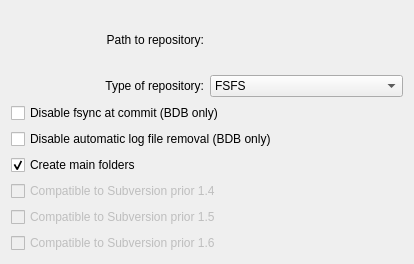
First picture: the form in src/svnfrontend/createrepo_dlg.ui, repository KDE/kdesvn, before the edit.
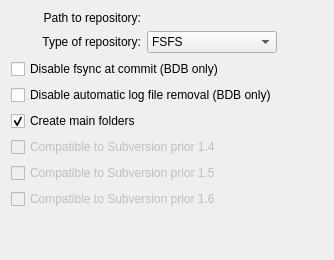
Second picture: the form after the edit. Custom widgets are drawn as their Qt base class.

Commit message: No functional changes, just some layout fixes so they're at least usable (don't collapse, don't expand anywhere)

Diff of the .ui file:
```diff
--- a/src/svnfrontend/createrepo_dlg.ui
+++ b/src/svnfrontend/createrepo_dlg.ui
@@ -2,31 +2,23 @@
 <ui version="4.0">
  <class>CreateRepo_Dlg</class>
  <widget class="QWidget" name="CreateRepo_Dlg">
-  <property name="geometry">
-   <rect>
-    <x>0</x>
-    <y>0</y>
-    <width>414</width>
-    <height>264</height>
-   </rect>
-  </property>
   <property name="windowTitle">
    <string>Create new repository</string>
   </property>
-  <layout class="QVBoxLayout" name="verticalLayout">
-   <item>
-    <layout class="QGridLayout">
-     <item row="1" column="0">
-      <widget class="QLabel" name="textLabel2">
-       <property name="text">
-        <string>Type of repository:</string>
-       </property>
-       <property name="alignment">
-        <set>Qt::AlignRight|Qt::AlignTrailing|Qt::AlignVCenter</set>
-       </property>
-       <property name="wordWrap">
+  <layout class="QGridLayout" name="gridLayout_2">
+   <item row="0" column="0">
+    <layout class="QGridLayout" name="gridLayout">
+     <item row="7" column="0" colspan="2">
+      <widget class="QCheckBox" name="m_svn15compat">
+       <property name="enabled">
         <bool>false</bool>
        </property>
+       <property name="toolTip">
+        <string>Is created repository compatible to Subversion prior 1.6</string>
+       </property>
+       <property name="text">
+        <string>Compatible to Subversion prior 1.6</string>
+       </property>
       </widget>
      </item>
      <item row="1" column="1">
@@ -49,35 +41,7 @@
        </item>
       </widget>
      </item>
-     <item row="0" column="1">
-      <widget class="KUrlRequester" name="m_ReposPathinput"/>
-     </item>
-     <item row="0" column="0">
-      <widget class="QLabel" name="textLabel1">
-       <property name="text">
-        <string>Path to repository:</string>
-       </property>
-       <property name="alignment">
-        <set>Qt::AlignRight|Qt::AlignTrailing|Qt::AlignVCenter</set>
-       </property>
-       <property name="wordWrap">
-        <bool>false</bool>
-       </property>
-      </widget>
-     </item>
-    </layout>
-   </item>
-   <item>
-    <widget class="QCheckBox" name="m_DisableFsync">
-     <property name="text">
-      <string>Disable fsync at commit (BDB only)</string>
-     </property>
-     <property name="shortcut">
-      <string/>
-     </property>
-    </widget>
-   </item>
-   <item>
+     <item row="3" column="0" colspan="2">
     <widget class="QCheckBox" name="m_LogKeep">
      <property name="text">
       <string>Disable automatic log file removal (BDB only)</string>
@@ -87,7 +51,23 @@
      </property>
     </widget>
    </item>
-   <item>
+     <item row="6" column="0" colspan="2">
+      <widget class="QCheckBox" name="m_svn14compat">
+       <property name="enabled">
+        <bool>false</bool>
+       </property>
+       <property name="toolTip">
+        <string>Is created repository compatible to Subversion prior 1.5</string>
+       </property>
+       <property name="whatsThis">
+        <string>If set, the repository created will compatible to Subversion prior 1.5. This is only useful when svnqt is running with Subversion 1.5 or above.</string>
+       </property>
+       <property name="text">
+        <string>Compatible to Subversion prior 1.5</string>
+       </property>
+      </widget>
+     </item>
+     <item row="4" column="0" colspan="2">
     <widget class="QCheckBox" name="m_CreateMainDirs">
      <property name="toolTip">
       <string>Create trunk, tags and branches folders</string>
@@ -106,7 +86,30 @@
      </property>
     </widget>
    </item>
-   <item>
+     <item row="0" column="0">
+      <widget class="QLabel" name="textLabel1">
+       <property name="text">
+        <string>Path to repository:</string>
+       </property>
+       <property name="alignment">
+        <set>Qt::AlignRight|Qt::AlignTrailing|Qt::AlignVCenter</set>
+       </property>
+       <property name="wordWrap">
+        <bool>false</bool>
+       </property>
+      </widget>
+     </item>
+     <item row="2" column="0" colspan="2">
+      <widget class="QCheckBox" name="m_DisableFsync">
+       <property name="text">
+        <string>Disable fsync at commit (BDB only)</string>
+       </property>
+       <property name="shortcut">
+        <string/>
+       </property>
+      </widget>
+     </item>
+     <item row="5" column="0" colspan="2">
     <widget class="QCheckBox" name="m_svn13compat">
      <property name="enabled">
       <bool>false</bool>
@@ -125,34 +128,49 @@
      </property>
     </widget>
    </item>
-   <item>
-    <widget class="QCheckBox" name="m_svn14compat">
-     <property name="enabled">
-      <bool>false</bool>
-     </property>
-     <property name="toolTip">
-      <string>Is created repository compatible to Subversion prior 1.5</string>
-     </property>
-     <property name="whatsThis">
-      <string>If set, the repository created will compatible to Subversion prior 1.5. This is only useful when svnqt is running with Subversion 1.5 or above.</string>
-     </property>
-     <property name="text">
-      <string>Compatible to Subversion prior 1.5</string>
-     </property>
-    </widget>
-   </item>
-   <item>
-    <widget class="QCheckBox" name="m_svn15compat">
-     <property name="enabled">
-      <bool>false</bool>
-     </property>
-     <property name="toolTip">
-      <string>Is created repository compatible to Subversion prior 1.6</string>
-     </property>
-     <property name="text">
-      <string>Compatible to Subversion prior 1.6</string>
+     <item row="1" column="0">
+      <widget class="QLabel" name="textLabel2">
+       <property name="text">
+        <string>Type of repository:</string>
+       </property>
+       <property name="alignment">
+        <set>Qt::AlignRight|Qt::AlignTrailing|Qt::AlignVCenter</set>
+       </property>
+       <property name="wordWrap">
+        <bool>false</bool>
+       </property>
+      </widget>
+     </item>
+     <item row="1" column="2">
+      <spacer name="horizontalSpacer">
+       <property name="orientation">
+        <enum>Qt::Horizontal</enum>
+       </property>
+       <property name="sizeHint" stdset="0">
+        <size>
+         <width>40</width>
+         <height>20</height>
+        </size>
+       </property>
+      </spacer>
+     </item>
+     <item row="0" column="1" colspan="2">
+      <widget class="KUrlRequester" name="m_ReposPathinput"/>
+     </item>
+    </layout>
+   </item>
+   <item row="1" column="0">
+    <spacer name="verticalSpacer">
+     <property name="orientation">
+      <enum>Qt::Vertical</enum>
      </property>
-    </widget>
+     <property name="sizeHint" stdset="0">
+      <size>
+       <width>20</width>
+       <height>40</height>
+      </size>
+     </property>
+    </spacer>
    </item>
   </layout>
  </widget>
```
Lines whose indentation alone changed are shown as unchanged. The commit also changes 11 other files.
